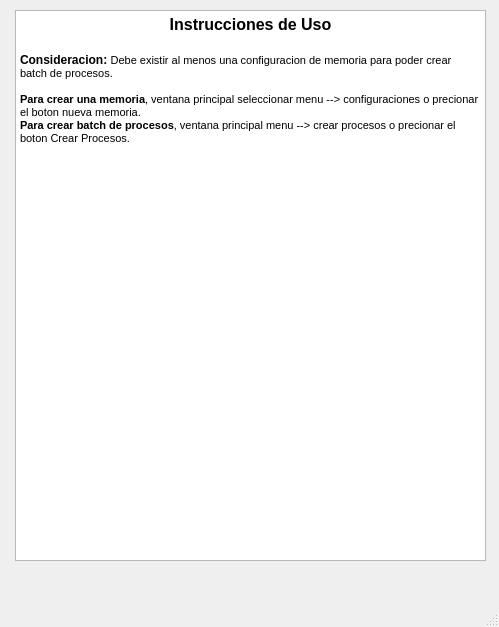
Before: the Qt Designer form apps/ui/instruccionesDeUso.ui in AlejandroFNadal/SistOp2019, drawn with Qt 5.
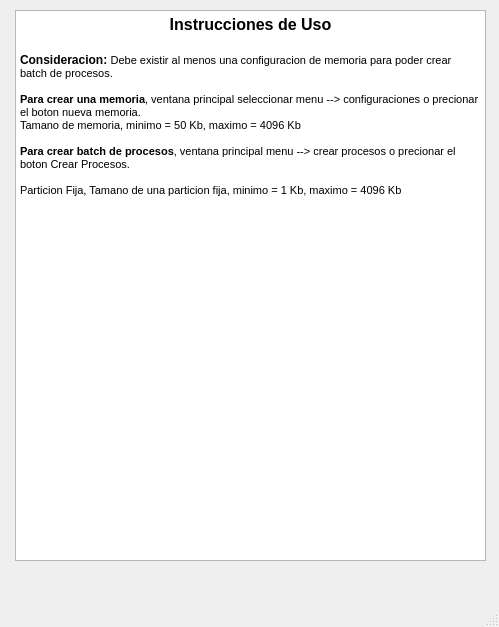
After: the same form once the commit is applied.

Diff of the .ui file:
```diff
--- a/apps/ui/instruccionesDeUso.ui
+++ b/apps/ui/instruccionesDeUso.ui
@@ -33,7 +33,11 @@
 &lt;p style=&quot; margin-top:0px; margin-bottom:0px; margin-left:0px; margin-right:0px; -qt-block-indent:0; text-indent:0px;&quot;&gt;&lt;span style=&quot; font-size:9pt; font-weight:600;&quot;&gt;Consideracion: &lt;/span&gt;&lt;span style=&quot; font-size:8pt;&quot;&gt;Debe existir al menos una configuracion de memoria para poder crear batch de procesos.&lt;/span&gt;&lt;/p&gt;
 &lt;p style=&quot;-qt-paragraph-type:empty; margin-top:0px; margin-bottom:0px; margin-left:0px; margin-right:0px; -qt-block-indent:0; text-indent:0px; font-size:8pt;&quot;&gt;&lt;br /&gt;&lt;/p&gt;
 &lt;p style=&quot; margin-top:0px; margin-bottom:0px; margin-left:0px; margin-right:0px; -qt-block-indent:0; text-indent:0px;&quot;&gt;&lt;span style=&quot; font-size:8pt; font-weight:600;&quot;&gt;Para crear una memoria&lt;/span&gt;&lt;span style=&quot; font-size:8pt;&quot;&gt;, ventana principal seleccionar menu --&amp;gt; configuraciones o precionar el boton nueva memoria.&lt;/span&gt;&lt;/p&gt;
+&lt;p style=&quot; margin-top:0px; margin-bottom:0px; margin-left:0px; margin-right:0px; -qt-block-indent:0; text-indent:0px;&quot;&gt;&lt;span style=&quot; font-size:8pt;&quot;&gt;Tamano de memoria, minimo = 50 Kb, maximo = 4096 Kb&lt;/span&gt;&lt;/p&gt;
+&lt;p style=&quot;-qt-paragraph-type:empty; margin-top:0px; margin-bottom:0px; margin-left:0px; margin-right:0px; -qt-block-indent:0; text-indent:0px;&quot;&gt;&lt;br /&gt;&lt;/p&gt;
 &lt;p style=&quot; margin-top:0px; margin-bottom:0px; margin-left:0px; margin-right:0px; -qt-block-indent:0; text-indent:0px;&quot;&gt;&lt;span style=&quot; font-size:8pt; font-weight:600;&quot;&gt;Para crear batch de procesos&lt;/span&gt;&lt;span style=&quot; font-size:8pt;&quot;&gt;, ventana principal menu --&amp;gt; crear procesos o precionar el boton Crear Procesos.&lt;/span&gt;&lt;/p&gt;
+&lt;p style=&quot;-qt-paragraph-type:empty; margin-top:0px; margin-bottom:0px; margin-left:0px; margin-right:0px; -qt-block-indent:0; text-indent:0px; font-size:8pt;&quot;&gt;&lt;br /&gt;&lt;/p&gt;
+&lt;p style=&quot; margin-top:0px; margin-bottom:0px; margin-left:0px; margin-right:0px; -qt-block-indent:0; text-indent:0px;&quot;&gt;&lt;span style=&quot; font-size:8pt;&quot;&gt;Particion Fija, Tamano de una particion fija, minimo = 1 Kb, maximo = 4096 Kb&lt;/span&gt;&lt;/p&gt;
 &lt;p style=&quot;-qt-paragraph-type:empty; margin-top:0px; margin-bottom:0px; margin-left:0px; margin-right:0px; -qt-block-indent:0; text-indent:0px; font-size:8pt;&quot;&gt;&lt;br /&gt;&lt;/p&gt;&lt;/body&gt;&lt;/html&gt;</string>
     </property>
    </widget>
```
